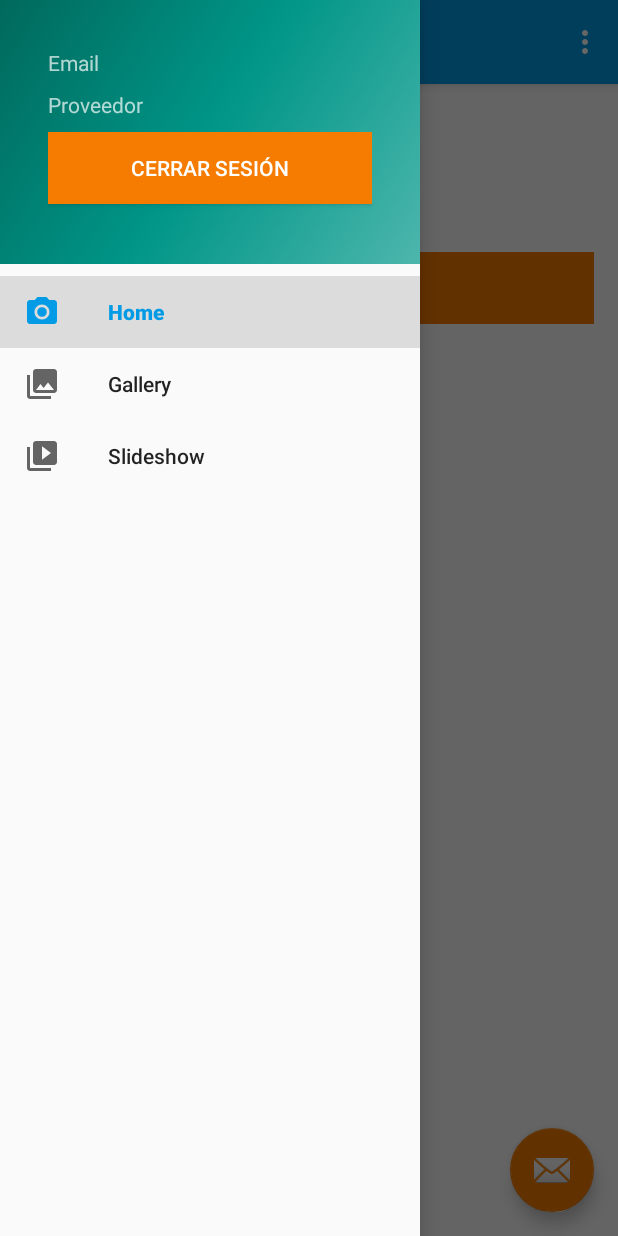
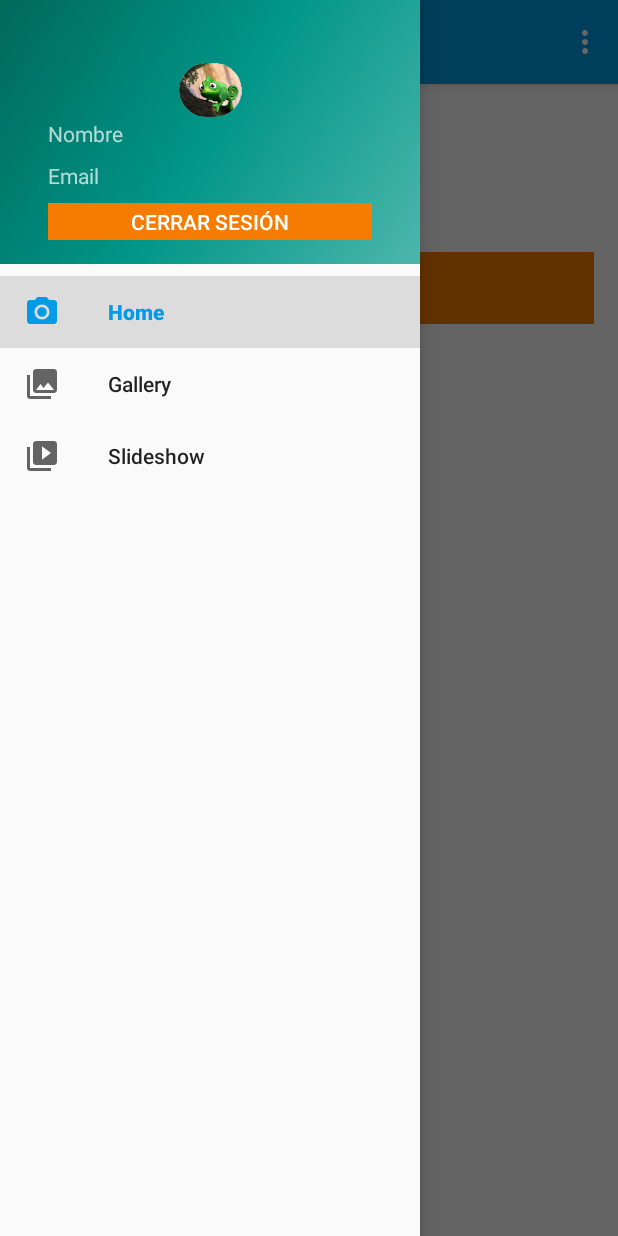
Before and after one commit to Nicolasburgoscoz/CeliaKIA, an Android app: the HomeActivity screen opened directly, with no data from a screen before it, with the side drawer open, on a phone screen of 412 x 824 dp. Run offline under Robolectric (Android 15) with nearby library versions, the phone set to English and light mode, and no system bars; our stand-ins replace Firebase (no records; nobody signed in at launch, a user with empty details on screens opened directly), navigation-ui; libraries missing offline, so code that uses them is left out: com.facebook, com.facebook.login.

Commit message:
Agregado logo desplegable

```diff
--- a/app/src/main/res/layout/app_bar_main.xml
+++ b/app/src/main/res/layout/app_bar_main.xml
@@ -28,6 +28,7 @@
         android:layout_height="wrap_content"
         android:layout_gravity="bottom|end"
         android:layout_margin="@dimen/fab_margin"
+        android:visibility="gone"
         app:srcCompat="@android:drawable/ic_dialog_email" />
 
 </androidx.coordinatorlayout.widget.CoordinatorLayout>
--- a/app/src/main/res/layout/content_main.xml
+++ b/app/src/main/res/layout/content_main.xml
@@ -45,11 +45,11 @@
 
             <Button
                 android:id="@+id/logOutButton"
-                android:layout_width="0dp"
+                android:layout_width="wrap_content"
                 android:layout_height="wrap_content"
                 android:layout_weight="1"
                 android:background="@color/colorAccent"
-                android:text="@string/cerrar_sesion"
+                android:text="Cerrar Sesión"
                 android:textColor="@android:color/white" />
 
         </LinearLayout>
--- a/app/src/main/res/layout/fragment_slideshow.xml
+++ b/app/src/main/res/layout/fragment_slideshow.xml
@@ -19,4 +19,5 @@
         app:layout_constraintEnd_toEndOf="parent"
         app:layout_constraintStart_toStartOf="parent"
         app:layout_constraintTop_toTopOf="parent" />
+
 </androidx.constraintlayout.widget.ConstraintLayout>
--- a/app/src/main/res/layout/nav_header_main.xml
+++ b/app/src/main/res/layout/nav_header_main.xml
@@ -10,6 +10,7 @@
     android:paddingTop="@dimen/activity_vertical_margin"
     android:paddingRight="@dimen/activity_horizontal_margin"
     android:paddingBottom="@dimen/activity_vertical_margin"
+    android:textAlignment="center"
     android:theme="@style/ThemeOverlay.AppCompat.Dark">
 
     <LinearLayout
@@ -23,21 +24,29 @@
         app:layout_constraintStart_toStartOf="parent"
         app:layout_constraintTop_toTopOf="parent">
 
+        <ImageView
+            android:id="@+id/logoDesplegable"
+            android:layout_width="wrap_content"
+            android:layout_height="47dp"
+            android:contentDescription="@string/nav_header_desc"
+            android:paddingTop="@dimen/nav_header_vertical_spacing"
+            app:srcCompat="@drawable/celiakia_menu_desplegable" />
+
         <TextView
-            android:id="@+id/emailTextView"
+            android:id="@+id/providerTextView"
             android:layout_width="match_parent"
             android:layout_height="20dp"
-            android:text="Email" />
+            android:text="Nombre" />
 
         <Space
             android:layout_width="match_parent"
             android:layout_height="8dp" />
 
         <TextView
-            android:id="@+id/providerTextView"
+            android:id="@+id/emailTextView"
             android:layout_width="match_parent"
             android:layout_height="20dp"
-            android:text="Proveedor" />
+            android:text="Email" />
 
         <Space
             android:layout_width="match_parent"
@@ -49,35 +58,31 @@
             android:orientation="horizontal">
 
             <Button
-                android:id="@+id/logOutButton"
+                android:id="@+id/logOutButton2"
                 android:layout_width="wrap_content"
                 android:layout_height="wrap_content"
                 android:layout_weight="1"
                 android:background="@color/colorAccent"
                 android:text="Cerrar Sesión"
                 android:textColor="@android:color/white" />
+
         </LinearLayout>
 
-        <ImageView
-            android:id="@+id/imageView"
+        <TextView
+            android:id="@+id/textView"
             android:layout_width="wrap_content"
             android:layout_height="wrap_content"
-            android:contentDescription="@string/nav_header_desc"
+            android:text="@string/nav_header_subtitle"
+            android:visibility="gone" />
+
+        <TextView
+            android:layout_width="match_parent"
+            android:layout_height="wrap_content"
             android:paddingTop="@dimen/nav_header_vertical_spacing"
-            app:srcCompat="@mipmap/ic_launcher_round" />
+            android:text="@string/nav_header_title"
+            android:textAppearance="@style/TextAppearance.AppCompat.Body1"
+            android:visibility="gone" />
+
     </LinearLayout>
 
-    <TextView
-        android:layout_width="match_parent"
-        android:layout_height="wrap_content"
-        android:paddingTop="@dimen/nav_header_vertical_spacing"
-        android:text="@string/nav_header_title"
-        android:textAppearance="@style/TextAppearance.AppCompat.Body1" />
-
-    <TextView
-        android:id="@+id/textView"
-        android:layout_width="wrap_content"
-        android:layout_height="wrap_content"
-        android:text="@string/nav_header_subtitle" />
-
 </LinearLayout>
--- /dev/null
+++ b/app/src/main/res/values/ids.xml
@@ -0,0 +1,4 @@
+<?xml version="1.0" encoding="utf-8"?>
+<resources>
+    <item name="fab" type="id" />
+</resources>
```
Also changed, not shown: app/src/main/res/drawable/celiakia_menu_desplegable.png (added).
